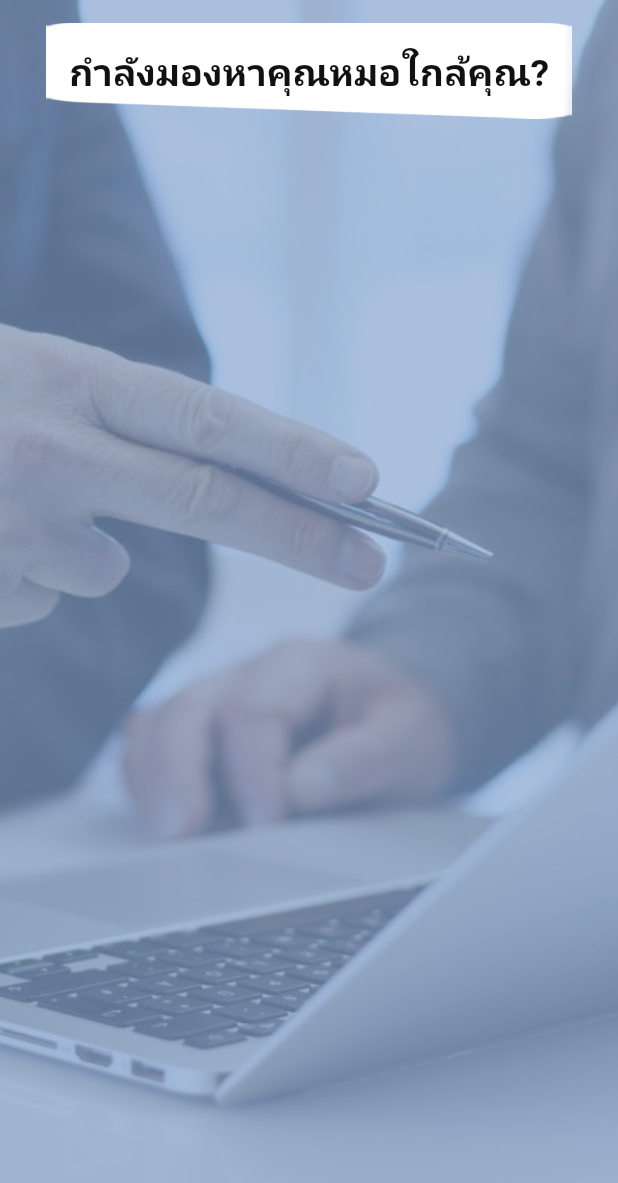
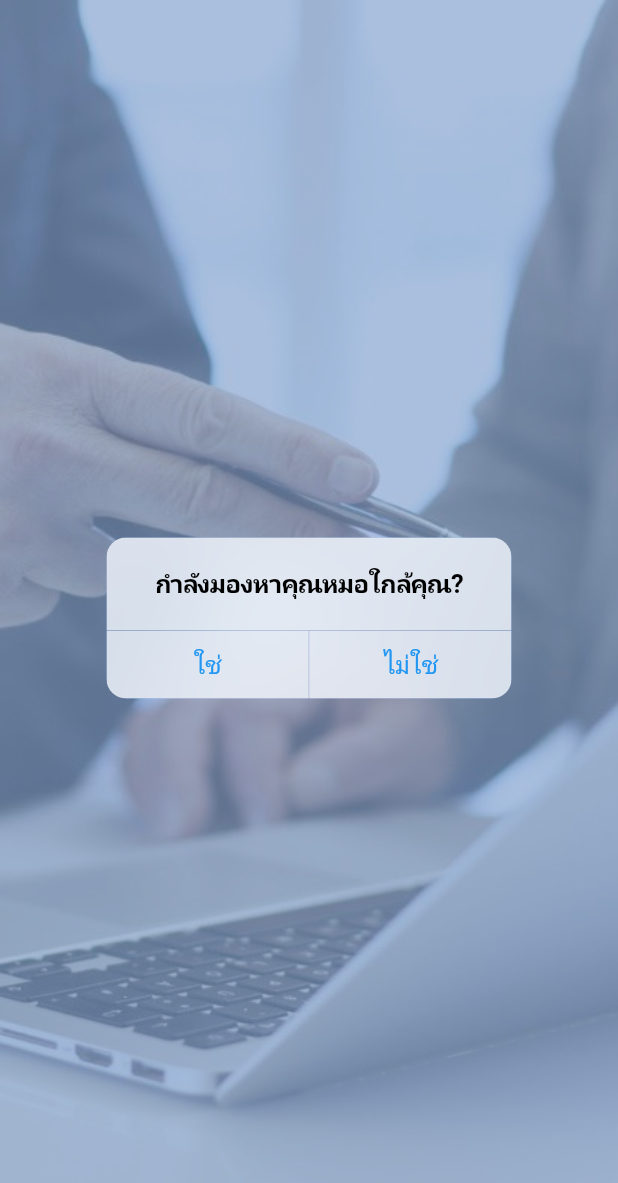
Before and after one commit to sernja/getpreg, a Flutter app: the Splesh screen opened directly, on a phone screen of 412 x 824 dp. Shown: the top 1183 px of the screen. Run offline on Flutter 3.47's test engine with Material 2 defaults, Android fonts, the phone set to English and light mode, and no system bars; our stand-ins replace fluttertoast, sms_autofill; Roboto replaces fonts that are missing (FC Minimal).

Commit message:
finish Splesh screen UI

```diff
--- a/lib/screen/Splesh.dart
+++ b/lib/screen/Splesh.dart
@@ -1,54 +1,47 @@
+import 'package:flutter/cupertino.dart';
 import 'package:flutter/material.dart';
+import 'package:fluttertoast/fluttertoast.dart';
 
-class Splesh extends StatelessWidget {
+class Splesh extends StatefulWidget {
   @override
+  _Splesh createState() => new _Splesh();
+}
+
+class _Splesh extends State<Splesh> {
   Widget build(BuildContext context) {
-    return Scaffold(
+    return new Scaffold(
       body: Container(
-        padding: const EdgeInsets.all(15),
+        padding: const EdgeInsets.all(10),
         width: double.infinity,
         height: double.infinity,
         decoration: BoxDecoration(
           image: DecorationImage(
-            image: const AssetImage('assets/images/bg.jpg'),
+            image: AssetImage("assets/images/bg.jpg"),
             fit: BoxFit.fill,
             colorFilter: new ColorFilter.mode(
                 Colors.black.withOpacity(0.65), BlendMode.dstIn),
           ),
         ),
-        child: SafeArea(
-          child: SingleChildScrollView(
-            child: Column(
-              mainAxisAlignment: MainAxisAlignment.center,
-              children: <Widget>[
-                Container(
-                  // width: 120,
-                  // height: MediaQuery.of(context).size.width / 0.9,
-                  decoration: BoxDecoration(
-                    image: DecorationImage(
-                      image: AssetImage("assets/images/bg_withe.png"),
-                      fit: BoxFit.fill,
-                    ),
-                  ),
-                  padding: const EdgeInsets.all(15),
-                  child: Column(
-                    children: [
-                      Text(
-                        'กำลังมองหาคุณหมอใกล้คุณ?',
-                        style: TextStyle(
-                          fontFamily: 'FC Minimal',
-                          fontSize: 25,
-                          color: const Color(0xff111111),
-                          fontWeight: FontWeight.w700,
-                        ),
-                        textAlign: TextAlign.center,
-                      ),
-                    ],
-                  ),
-                ),
-              ],
+        child: CupertinoAlertDialog(
+          title: Text("กำลังมองหาคุณหมอใกล้คุณ?"),
+          actions: <Widget>[
+            CupertinoDialogAction(
+              child: Text("ใช่"),
+              onPressed: () {
+                Fluttertoast.showToast(
+                    msg: "ใช่", toastLength: Toast.LENGTH_SHORT);
+                Navigator.of(context).pop();
+              },
             ),
-          ),
+            CupertinoDialogAction(
+              child: Text("ไม่ใช่"),
+              onPressed: () {
+                Fluttertoast.showToast(
+                    msg: "ไม่ใช่", toastLength: Toast.LENGTH_SHORT);
+                Navigator.of(context).pop();
+              },
+            )
+          ],
         ),
       ),
     );
--- a/pubspec.yaml
+++ b/pubspec.yaml
@@ -30,6 +30,7 @@ dependencies:
   # The following adds the Cupertino Icons font to your application.
   # Use with the CupertinoIcons class for iOS style icons.
   cupertino_icons: ^1.0.2
+  fluttertoast: ^8.0.8
 
 dev_dependencies:
   flutter_test:
```
Also changed, not shown: pubspec.lock.
